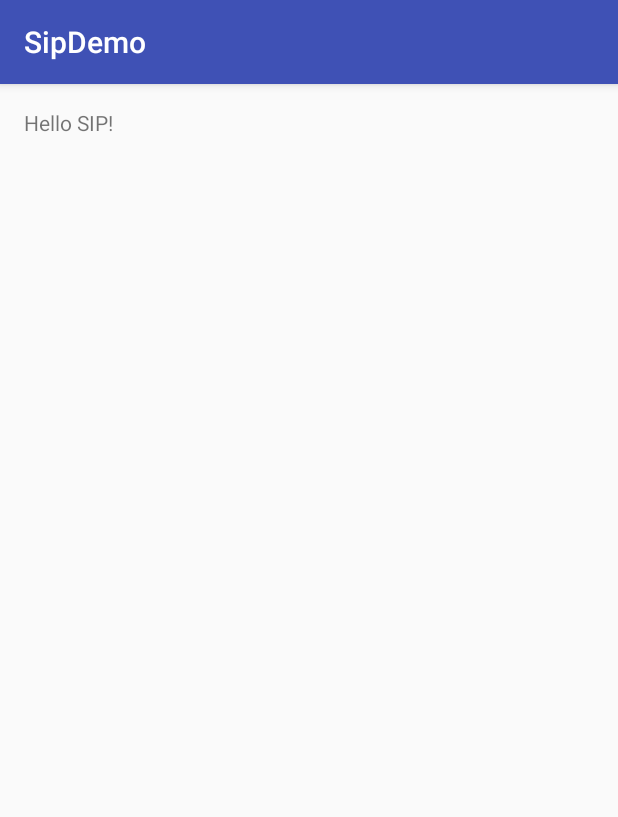
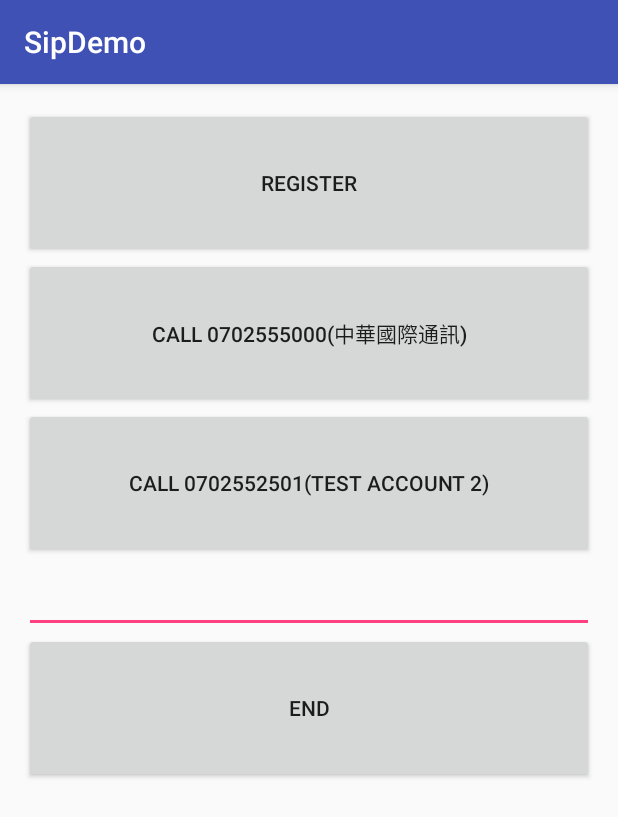
Before and after one commit to cwliu/sip.droid, an Android app: the screen it shows after launch (MainActivity), on a phone screen of 412 x 824 dp. Shown: the top 817 px of the screen. Run offline under Robolectric (Android 15) with nearby library versions, the phone set to English and light mode, and no system bars; libraries missing offline, so code that uses them is left out: android.net.sip; 1 statement that could not run was skipped.

Commit message:
Add a call button to call SIP call

```diff
--- a/app/src/main/java/com/wiadvance/sipdemo/SIPFragment.java
+++ b/app/src/main/java/com/wiadvance/sipdemo/SIPFragment.java
@@ -21,9 +21,10 @@ import android.util.Log;
 import android.view.LayoutInflater;
 import android.view.View;
 import android.view.ViewGroup;
-import android.widget.Toast;
+import android.widget.Button;
 
 import java.text.ParseException;
+import java.util.Date;
 
 public class SIPFragment extends Fragment {
 
@@ -32,7 +33,11 @@ public class SIPFragment extends Fragment {
     private static final int REQUEST_RECORD_AUDIO_PERMISSION = 2;
 
     private SipManager mSipManager;
-    private SipProfile mSipProfile;
+    private Button callButton;
+    private Button endButton;
+    private SipProfile mCallerProfile;
+    private Button registerButton;
+    private Button callButton2;
 
     public static SIPFragment newInstance() {
 
@@ -55,64 +60,52 @@ public class SIPFragment extends Fragment {
         if (mSipManager == null) {
             mSipManager = SipManager.newInstance(getContext());
         }
-
-        String username = "0702552500";
-        String domain = "210.202.37.33";
-        String password = "123456789";
-
-        try {
-            SipProfile.Builder sipBuilder = new SipProfile.Builder(username, domain);
-            sipBuilder.setPassword(password);
-            mSipProfile = sipBuilder.build();
-
-            Intent intent = new Intent();
-            intent.setAction("android.SipDemo.INCOMING_CALL");
-
-            PendingIntent pendingIntent = PendingIntent.getBroadcast(
-                    getContext(), 0, intent, Intent.FILL_IN_DATA
-            );
-
-            mSipManager.open(mSipProfile, pendingIntent, null);
-
-            mSipManager.setRegistrationListener(mSipProfile.getUriString(), new SipRegistrationListener() {
-
-                public void onRegistering(String localProfileUri) {
-                    updateStatus("Registering with SIP Server...");
-                }
-
-                public void onRegistrationDone(String localProfileUri, long expiryTime) {
-                    updateStatus("Ready");
-                }
-
-                public void onRegistrationFailed(String localProfileUri, int errorCode,
-                                                 String errorMessage) {
-                    updateStatus("Registration failed.  Please check settings.");
-                }
-            });
-
-            SipAudioCall.Listener audioListener = new SipAudioCall.Listener() {
-                @Override
-                public void onCallEstablished(SipAudioCall call) {
-                    super.onCallEstablished(call);
-                    call.startAudio();
-                }
-            };
-
-        } catch (ParseException | SipException e) {
-            Log.e(TAG, "onCreate: ", e);
-            updateStatus("Error: " + e.toString());
-        }
     }
 
     private void updateStatus(String s) {
         Log.d(TAG, "updateStatus: " + s);
-        Toast.makeText(getContext(), s, Toast.LENGTH_SHORT).show();
     }
 
     @Nullable
     @Override
     public View onCreateView(LayoutInflater inflater, @Nullable ViewGroup container, @Nullable Bundle savedInstanceState) {
         View rootView = inflater.inflate(R.layout.fragment_sip, container, false);
+
+        registerButton = (Button) rootView.findViewById(R.id.register_button);
+        registerButton.setOnClickListener(new View.OnClickListener() {
+            @Override
+            public void onClick(View v) {
+                try {
+                    register();
+                } catch (ParseException e) {
+                    Log.e(TAG, "onClick: ", e);
+                }
+            }
+        });
+
+        callButton = (Button) rootView.findViewById(R.id.call_button_1);
+        callButton.setOnClickListener(new View.OnClickListener() {
+            @Override
+            public void onClick(View v) {
+                makeCall("0702555000");
+            }
+        });
+
+        callButton2 = (Button) rootView.findViewById(R.id.call_button_2);
+        callButton2.setOnClickListener(new View.OnClickListener() {
+            @Override
+            public void onClick(View v) {
+                makeCall("0702552501");
+            }
+        });
+
+        endButton = (Button) rootView.findViewById(R.id.end_button);
+        endButton.setOnClickListener(new View.OnClickListener() {
+            @Override
+            public void onClick(View v) {
+                closeLocalProfile(mCallerProfile);
+            }
+        });
         return rootView;
     }
 
@@ -128,7 +121,6 @@ public class SIPFragment extends Fragment {
                     requestCode = REQUEST_RECORD_AUDIO_PERMISSION;
                 }
                 if (context.checkSelfPermission(permission) != PackageManager.PERMISSION_GRANTED) {
-                    Log.d(TAG, "checkPermissions: requestCode " + requestCode);
                     requestPermissions(new String[]{permission}, requestCode);
                 }
             }
@@ -181,4 +173,134 @@ public class SIPFragment extends Fragment {
             }
         }
     }
+    private void register() throws ParseException {
+        String username = "0702552500";
+        String domain = "210.202.37.33";
+        String password = "123456789";
+        SipProfile.Builder sipBuilder = null;
+        sipBuilder = new SipProfile.Builder(username, domain);
+
+        sipBuilder.setPassword(password);
+        mCallerProfile = sipBuilder.build();
+        Log.d(TAG, "Caller uri: " + mCallerProfile.getUriString());
+
+        Intent intent = new Intent();
+        intent.setAction("android.SipDemo.INCOMING_CALL");
+
+        PendingIntent pendingIntent = PendingIntent.getBroadcast(
+                getContext(), 0, intent, Intent.FILL_IN_DATA
+        );
+
+        try {
+            mSipManager.open(mCallerProfile, pendingIntent, new SipRegistrationListener() {
+
+                public void onRegistering(String localProfileUri) {
+                    updateStatus("Registering with SIP Server...");
+                }
+
+                public void onRegistrationDone(String localProfileUri, long expiryTime) {
+                    updateStatus("Ready, expiryTime: " + new Date(expiryTime));
+                }
+
+                public void onRegistrationFailed(String localProfileUri, int errorCode,
+                                                 String errorMessage) {
+                    updateStatus("Registration failed. " +
+                            "errorCode: " + errorCode + ", errorMessage: " + errorMessage);
+                }
+            });
+        } catch (SipException e) {
+            Log.e(TAG, "register: ", e);
+        }
+    }
+
+    private void makeCall(String account) {
+
+        try {
+
+            SipAudioCall.Listener audioListener = new SipAudioCall.Listener() {
+                @Override
+                public void onCalling(SipAudioCall call) {
+                    Log.d(TAG, "onCalling() called with: " + "call = [" + call + "]");
+                    super.onCalling(call);
+                }
+
+                @Override
+                public void onChanged(SipAudioCall call) {
+                    Log.d(TAG, "onChanged() called with: " + "call = [" + call + "]");
+                    super.onChanged(call);
+                }
+
+                @Override
+                public void onRingingBack(SipAudioCall call) {
+                    Log.d(TAG, "onRingingBack() called with: " + "call = [" + call + "]");
+                    super.onRingingBack(call);
+                }
+
+                @Override
+                public void onCallEstablished(SipAudioCall call) {
+                    super.onCallEstablished(call);
+                    Log.d(TAG, "onCallEstablished() called with: " + "call = [" + call + "]");
+                    call.startAudio();
+                    call.setSpeakerMode(true);
+                }
+
+                @Override
+                public void onError(SipAudioCall call, int errorCode, String errorMessage) {
+                    super.onError(call, errorCode, errorMessage);
+                    Log.d(TAG, "onError() called with: " + "call = [" + call + "], errorCode = [" + errorCode + "], errorMessage = [" + errorMessage + "]");
+                }
+
+                @Override
+                public void onCallBusy(SipAudioCall call) {
+                    super.onCallBusy(call);
+                    Log.d(TAG, "onCallBusy() called with: " + "call = [" + call + "]");
+                }
+
+                @Override
+                public void onCallEnded(SipAudioCall call) {
+                    Log.d(TAG, "onCallEnded() called with: " + "call = [" + call + "]");
+                    super.onCallEnded(call);
+                }
+
+                @Override
+                public void onCallHeld(SipAudioCall call) {
+                    Log.d(TAG, "onCallHeld() called with: " + "call = [" + call + "]");
+                    super.onCallHeld(call);
+                }
+
+                @Override
+                public void onReadyToCall(SipAudioCall call) {
+                    Log.d(TAG, "onReadyToCall() called with: " + "call = [" + call + "]");
+                    super.onReadyToCall(call);
+                }
+
+                @Override
+                public void onRinging(SipAudioCall call, SipProfile caller) {
+                    Log.d(TAG, "onRinging() called with: " + "call = [" + call + "], caller = [" + caller + "]");
+                    super.onRinging(call, caller);
+                }
+
+            };
+
+            String peerProfileUri = "sip:"+ account +"@210.202.37.33";
+            final SipAudioCall call = mSipManager.makeAudioCall(mCallerProfile.getUriString(), peerProfileUri, audioListener, 30);
+
+        } catch (SipException e) {
+            Log.e(TAG, "onCreate: ", e);
+            updateStatus("Error: " + e.toString());
+        }
+    }
+
+    public void closeLocalProfile(SipProfile sipProfile) {
+        if (mSipManager == null) {
+            return;
+        }
+        try {
+            if (sipProfile != null) {
+                mSipManager.close(sipProfile.getUriString());
+            }
+        } catch (Exception e) {
+            Log.d(TAG, "Failed to close local profile.", e);
+        }
+    }
 }
--- a/app/src/main/res/layout/fragment_sip.xml
+++ b/app/src/main/res/layout/fragment_sip.xml
@@ -1,5 +1,5 @@
 <?xml version="1.0" encoding="utf-8"?>
-<RelativeLayout
+<LinearLayout
     xmlns:android="http://schemas.android.com/apk/res/android"
     xmlns:tools="http://schemas.android.com/tools"
     android:layout_width="match_parent"
@@ -8,10 +8,38 @@
     android:paddingLeft="@dimen/activity_horizontal_margin"
     android:paddingRight="@dimen/activity_horizontal_margin"
     android:paddingTop="@dimen/activity_vertical_margin"
+    android:orientation="vertical"
     tools:context="com.wiadvance.sipdemo.MainActivity">
 
-    <TextView
-        android:layout_width="wrap_content"
-        android:layout_height="wrap_content"
-        android:text="Hello SIP!"/>
-</RelativeLayout>
+    <Button
+        android:id="@+id/register_button"
+        android:layout_width="match_parent"
+        android:layout_height="100dp"
+        android:text="Register"/>
+
+    <Button
+        android:id="@+id/call_button_1"
+        android:layout_width="match_parent"
+        android:layout_height="100dp"
+        android:text="Call 0702555000(中華國際通訊)"/>
+
+    <Button
+        android:id="@+id/call_button_2"
+        android:layout_width="match_parent"
+        android:layout_height="100dp"
+        android:text="Call 0702552501(Test Account 2)"/>
+
+
+    <EditText
+        android:id="@+id/number_edittext"
+        android:layout_width="match_parent"
+        android:layout_height="50dp"/>
+
+    <Button
+        android:id="@+id/end_button"
+        android:layout_width="match_parent"
+        android:layout_height="100dp"
+        android:text="End"
+        />
+
+</LinearLayout>
```
Also changed, not shown: app/src/main/AndroidManifest.xml (+13 -4 lines).
